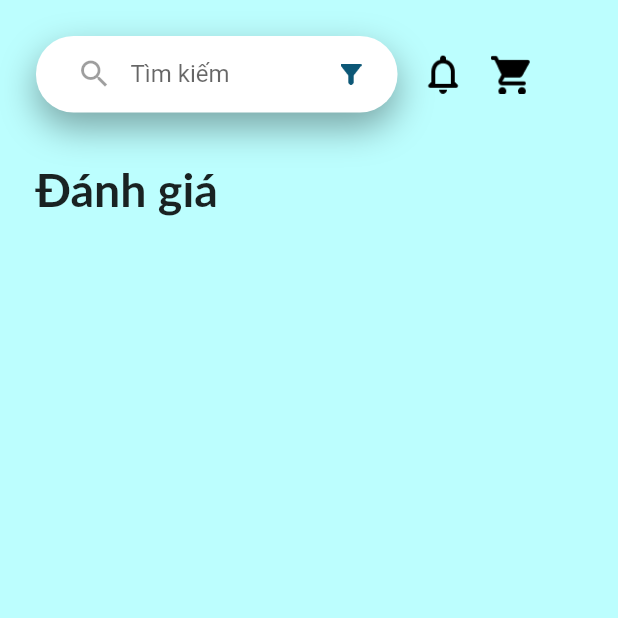
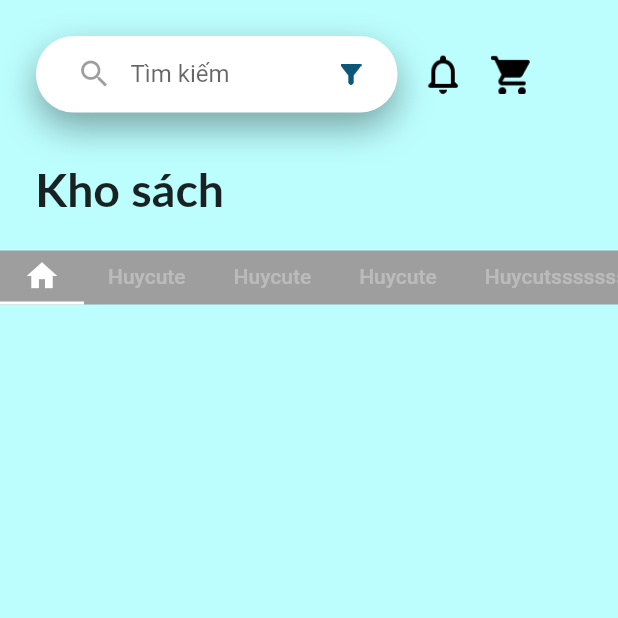
Before and after one commit to K15HKII/BookstoreFlutter, a Flutter app: the KhoSachMainMenu screen opened directly, on a phone screen of 412 x 824 dp, the top half of it. Run offline on Flutter 3.47's test engine with Material 2 defaults, Android fonts, the phone set to English and light mode, and no system bars; our stand-ins replace buttons_tabbar.

Commit message:
Upload project

```diff
--- a/lib/KhoSachMainMenu.dart
+++ b/lib/KhoSachMainMenu.dart
@@ -8,6 +8,7 @@ import 'RegisterPage.dart';
 import 'ForgotPassPage.dart';
 import 'DesignCardView.dart';
 import 'navigate.dart';
+import 'package:buttons_tabbar/buttons_tabbar.dart';
 
 class KhoSachMainMenu extends StatefulWidget {
   const KhoSachMainMenu({Key? key}) : super(key: key);
@@ -119,11 +120,29 @@ class _KhoSachMainMenuState extends State<KhoSachMainMenu> {
               width: MediaQuery.of(context).size.width,
               height: 37,
               child: Text(
-                "Đánh giá",
+                "Kho sách",
                 style: TextStyle(fontFamily: "Lato", fontSize: 31),
               ),
             ),
           ),
+          SizedBox(height: 20,),
+          Container(height: 36,color: Colors.grey,child:
+          DefaultTabController(length: 5, child:
+          TabBar(
+            isScrollable: true,
+            unselectedLabelColor: Colors.white.withOpacity(0.3),
+            indicatorColor: Colors.white,
+            tabs: [
+              Tab(icon: Icon(Icons.home)),
+              Tab(child: Text("Huycute"),),
+              Tab(child: Text("Huycute"),),
+              Tab(child: Text("Huycute"),),
+              Tab(child: Text("Huycutssssssssssssssse"),),
+            ],
+          )
+
+          )
+            ,)
         ],
       ),
     );
--- a/lib/main.dart
+++ b/lib/main.dart
@@ -8,6 +8,7 @@ import 'RegisterPage.dart';
 import 'ForgotPassPage.dart';
 import 'DesignCardView.dart';
 import 'navigate.dart';
+import 'package:buttons_tabbar/buttons_tabbar.dart';
 
 void main() => runApp(MaterialApp(
       debugShowCheckedModeBanner: false,
--- a/pubspec.yaml
+++ b/pubspec.yaml
@@ -38,7 +38,7 @@ dependencies:
 dev_dependencies:
   flutter_test:
     sdk: flutter
-
+  buttons_tabbar: ^1.3.3
   # The "flutter_lints" package below contains a set of recommended lints to
   # encourage good coding practices. The lint set provided by the package is
   # activated in the `analysis_options.yaml` file located at the root of your
```
